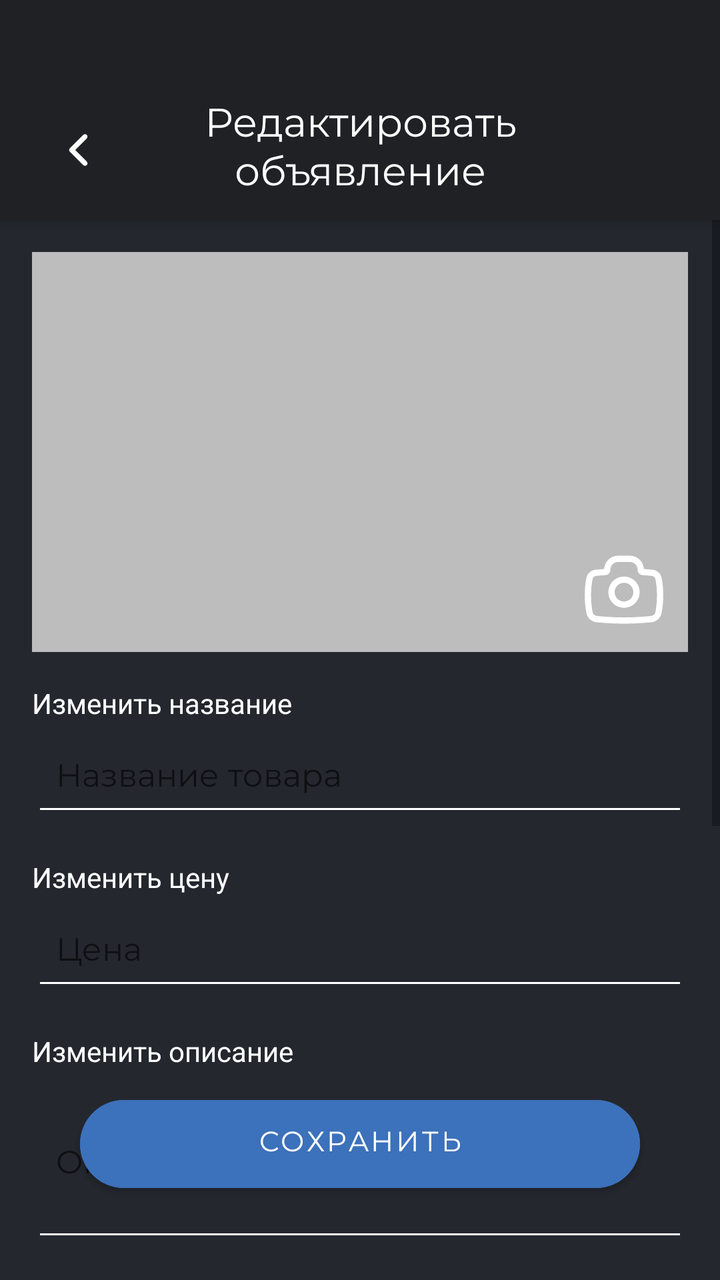
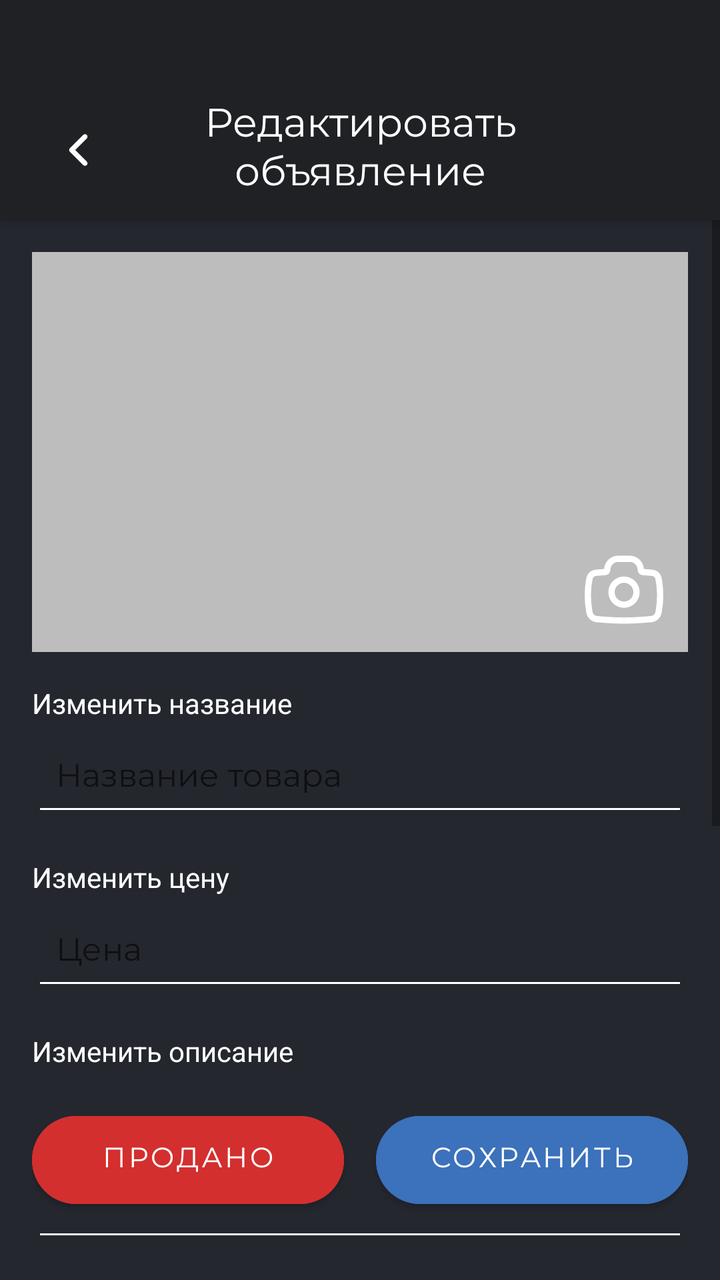

Screens rendered from an Android XML layout before and after an edit, with the pre-edit source and the edit as a unified diff.
<!-- AndroidManifest.xml: application theme Theme.FEFUMARKET -->
<!-- res/layout/activity_edit_post.xml -->
<?xml version="1.0" encoding="utf-8"?>
<androidx.coordinatorlayout.widget.CoordinatorLayout
    xmlns:android="http://schemas.android.com/apk/res/android"
    xmlns:app="http://schemas.android.com/apk/res-auto"
    android:layout_width="match_parent"
    android:layout_height="match_parent"
    android:background="@color/bg">

    
    <LinearLayout
        android:id="@+id/topBar"
        android:layout_width="match_parent"
        android:layout_height="110dp"
        android:orientation="horizontal"
        android:paddingTop="40dp"
        android:paddingHorizontal="16dp"
        android:gravity="center_vertical"
        android:background="@color/bottom_bar_bg"
        android:elevation="4dp"
        android:layout_gravity="top">

        <ImageButton
            android:id="@+id/btnBack"
            android:layout_width="48dp"
            android:layout_height="48dp"
            android:background="?attr/selectableItemBackgroundBorderless"
            android:src="@drawable/ic_arrow_back"
            android:contentDescription="@string/back"
            android:scaleType="centerInside"
            app:tint="@color/white" />

        <TextView
            android:layout_width="0dp"
            android:layout_height="wrap_content"
            android:layout_weight="1"
            android:text="@string/edit_post"
            android:textColor="@color/white"
            android:textSize="20sp"
            android:gravity="center"
            android:fontFamily="@font/montserrat_regular"/>

        <View
            android:layout_width="48dp"
            android:layout_height="48dp" />
    </LinearLayout>

    
    <ScrollView
        android:id="@+id/scrollView"
        android:layout_width="match_parent"
        android:layout_height="match_parent"
        android:layout_marginTop="110dp"
        android:clipToPadding="false"
        android:paddingBottom="90dp">

        <LinearLayout
            android:layout_width="match_parent"
            android:layout_height="wrap_content"
            android:orientation="vertical"
            android:padding="16dp">

            
            <FrameLayout
                android:layout_width="match_parent"
                android:layout_height="200dp"
                android:layout_marginBottom="16dp">

                <androidx.viewpager2.widget.ViewPager2
                    android:id="@+id/photoPager"
                    android:layout_width="match_parent"
                    android:layout_height="match_parent"
                    android:background="@color/light_gray"/>

                <ImageButton
                    android:id="@+id/btnAddPhoto"
                    android:layout_width="48dp"
                    android:layout_height="48dp"
                    android:layout_gravity="end|bottom"
                    android:layout_margin="8dp"
                    android:background="?attr/selectableItemBackgroundBorderless"
                    android:src="@drawable/ic_camera"
                    android:contentDescription="@string/change_photo"
                    app:tint="@color/white"/>
            </FrameLayout>

            
            <TextView
                android:layout_width="match_parent"
                android:layout_height="wrap_content"
                android:text="Изменить название"
                android:textColor="@color/white"
                android:textSize="14sp"
                android:layout_marginBottom="4dp"/>

            <EditText
                android:id="@+id/etTitle"
                android:layout_width="match_parent"
                android:layout_height="wrap_content"
                android:hint="@string/title_hint"
                android:inputType="text"
                android:autofillHints="name"
                android:padding="12dp"
                android:textColor="@color/white"
                android:textSize="16sp"
                android:backgroundTint="@color/white"
                android:layout_marginBottom="16dp"
                android:fontFamily="@font/montserrat_regular"/>

            
            <TextView
                android:layout_width="match_parent"
                android:layout_height="wrap_content"
                android:text="Изменить цену"
                android:textColor="@color/white"
                android:textSize="14sp"
                android:layout_marginBottom="4dp"/>

            <EditText
                android:id="@+id/etPrice"
                android:layout_width="match_parent"
                android:layout_height="wrap_content"
                android:hint="@string/price_hint"
                android:inputType="number"
                android:autofillHints="postalCode"
                android:padding="12dp"
                android:textColor="@color/white"
                android:textSize="16sp"
                android:backgroundTint="@color/white"
                android:layout_marginBottom="16dp"
                android:fontFamily="@font/montserrat_regular"/>

            
            <TextView
                android:layout_width="match_parent"
                android:layout_height="wrap_content"
                android:text="Изменить описание"
                android:textColor="@color/white"
                android:textSize="14sp"
                android:layout_marginBottom="4dp"/>

            <EditText
                android:id="@+id/etDescription"
                android:layout_width="match_parent"
                android:layout_height="wrap_content"
                android:hint="@string/description_hint"
                android:inputType="textMultiLine"
                android:autofillHints="none"
                android:minLines="3"
                android:padding="12dp"
                android:textColor="@color/white"
                android:textSize="16sp"
                android:backgroundTint="@color/white"
                android:layout_marginBottom="16dp"
                android:fontFamily="@font/montserrat_regular"/>

            
            <TextView
                android:layout_width="match_parent"
                android:layout_height="wrap_content"
                android:text="Изменить корпус"
                android:textColor="@color/white"
                android:textSize="14sp"
                android:layout_marginBottom="4dp"
                android:fontFamily="@font/montserrat_regular"/>

            <Spinner
                android:id="@+id/spinnerDorm"
                android:layout_width="match_parent"
                android:layout_height="wrap_content"
                android:backgroundTint="@color/white"
                android:popupBackground="@color/white"
                android:layout_marginBottom="25dp"/>

            
            <TextView
                android:layout_width="match_parent"
                android:layout_height="wrap_content"
                android:text="Изменить категорию"
                android:textColor="@color/white"
                android:textSize="14sp"
                android:layout_marginBottom="4dp"
                android:fontFamily="@font/montserrat_regular"/>

            <Spinner
                android:id="@+id/spinnerCategory"
                android:layout_width="match_parent"
                android:layout_height="wrap_content"
                android:backgroundTint="@color/white"
                android:popupBackground="@color/white"
                android:layout_marginBottom="25dp"/>

            
            <TextView
                android:layout_width="match_parent"
                android:layout_height="wrap_content"
                android:text="Изменить состояние"
                android:textColor="@color/white"
                android:textSize="14sp"
                android:layout_marginBottom="4dp"
                android:fontFamily="@font/montserrat_regular"/>

            <Spinner
                android:id="@+id/spinnerCondition"
                android:layout_width="match_parent"
                android:layout_height="wrap_content"
                android:backgroundTint="@color/white"
                android:popupBackground="@color/white"
                android:layout_marginBottom="25dp"/>
        </LinearLayout>
    </ScrollView>

    
    <com.google.android.material.button.MaterialButton
        android:id="@+id/btnSave"
        android:layout_width="match_parent"
        android:layout_height="56dp"
        android:layout_gravity="bottom"
        android:layout_margin="40dp"
        android:text="@string/save"
        android:textColor="@color/text_white"
        android:backgroundTint="@color/button_blue"
        app:cornerRadius="28dp"
        android:fontFamily="@font/montserrat_regular"/>
</androidx.coordinatorlayout.widget.CoordinatorLayout>
<!-- resources referenced by this layout -->
<resources>
  <color name="bg">#24272E</color>
  <color name="bottom_bar_bg">#1F2125</color>
  <color name="button_blue">#3C71BB</color>
  <color name="light_gray">#BDBDBD</color>
  <color name="text_white">#FFFFFF</color>
  <color name="white">#FFFFFF</color>
  <!-- drawable ic_arrow_back (drawable) -->
  <vector xmlns:android="http://schemas.android.com/apk/res/android" android:height="40dp" android:viewportHeight="24" android:viewportWidth="24" android:width="40dp">
        
      <path android:fillColor="#000000" android:fillType="evenOdd" android:pathData="M14.03,7.47C14.323,7.763 14.323,8.237 14.03,8.53L10.561,12L14.03,15.47C14.323,15.763 14.323,16.237 14.03,16.53C13.737,16.823 13.263,16.823 12.97,16.53L8.97,12.53C8.677,12.237 8.677,11.763 8.97,11.47L12.97,7.47C13.263,7.177 13.737,7.177 14.03,7.47Z"/>
      
  </vector>
  <!-- drawable ic_camera (drawable) -->
  <vector xmlns:android="http://schemas.android.com/apk/res/android" android:height="50dp" android:viewportHeight="24" android:viewportWidth="24" android:width="50dp">
        
      <path android:fillColor="#000000" android:fillType="evenOdd" android:pathData="M8.25,13C8.25,10.929 9.929,9.25 12,9.25C14.071,9.25 15.75,10.929 15.75,13C15.75,15.071 14.071,16.75 12,16.75C9.929,16.75 8.25,15.071 8.25,13ZM12,10.75C10.757,10.75 9.75,11.757 9.75,13C9.75,14.243 10.757,15.25 12,15.25C13.243,15.25 14.25,14.243 14.25,13C14.25,11.757 13.243,10.75 12,10.75Z"/>
        
      <path android:fillColor="#000000" android:fillType="evenOdd" android:pathData="M10.616,5.75C9.571,5.75 8.724,6.597 8.724,7.642C8.724,8.308 8.212,8.863 7.549,8.917L5.319,9.098C4.881,9.133 4.521,9.457 4.44,9.889C3.991,12.259 3.957,14.689 4.341,17.07L4.438,17.674C4.53,18.245 4.999,18.679 5.575,18.726L7.518,18.883C10.501,19.126 13.499,19.126 16.482,18.883L18.424,18.726C19.001,18.679 19.47,18.245 19.562,17.674L19.659,17.07C20.043,14.689 20.009,12.259 19.56,9.889C19.479,9.457 19.119,9.133 18.681,9.098L16.451,8.917C15.788,8.863 15.276,8.308 15.276,7.642C15.276,6.597 14.429,5.75 13.384,5.75H10.616ZM7.23,7.438C7.336,5.659 8.811,4.25 10.616,4.25H13.384C15.189,4.25 16.664,5.659 16.77,7.438L18.802,7.603C19.913,7.693 20.827,8.514 21.034,9.61C21.515,12.15 21.551,14.755 21.14,17.308L21.043,17.913C20.841,19.165 19.81,20.118 18.546,20.221L16.604,20.379C13.54,20.627 10.46,20.627 7.396,20.379L5.454,20.221C4.19,20.118 3.159,19.165 2.957,17.913L2.86,17.308C2.449,14.755 2.485,12.15 2.966,9.61C3.173,8.514 4.087,7.693 5.198,7.603L7.23,7.438Z"/>
      
  </vector>
  <string name="back">Назад</string>
  <string name="change_photo">Изменить фото</string>
  <string name="description_hint">Описание</string>
  <string name="edit_post">Редактировать объявление</string>
  <string name="price_hint">Цена</string>
  <string name="save">Сохранить</string>
  <string name="title_hint">Название товара</string>
  <style name="Theme.FEFUMARKET" parent="Theme.MaterialComponents.DayNight.NoActionBar">
          <item name="colorPrimary">@color/bg</item>
          <item name="colorPrimaryVariant">@color/bg</item>
          <item name="colorOnPrimary">@android:color/white</item>
          <item name="colorSecondary">@color/teal_200</item>
          <item name="colorSecondaryVariant">@color/teal_700</item>
          <item name="colorOnSecondary">@android:color/black</item>
          <item name="android:statusBarColor">@android:color/transparent</item>
      </style>
  <color name="teal_200">#03DAC5</color>
  <color name="teal_700">#018786</color>
</resources>

<!-- the commit's change to res/layout/activity_edit_post.xml (unified diff, before → after) -->
@@ -210,15 +210,42 @@
     </ScrollView>
 
     
-    <com.google.android.material.button.MaterialButton
-        android:id="@+id/btnSave"
+    <LinearLayout
         android:layout_width="match_parent"
-        android:layout_height="56dp"
+        android:layout_height="wrap_content"
         android:layout_gravity="bottom"
-        android:layout_margin="40dp"
-        android:text="@string/save"
-        android:textColor="@color/text_white"
-        android:backgroundTint="@color/button_blue"
-        app:cornerRadius="28dp"
-        android:fontFamily="@font/montserrat_regular"/>
+        android:orientation="horizontal"
+        android:paddingHorizontal="16dp"
+        android:paddingBottom="32dp"
+        android:gravity="center"
+        android:weightSum="2"
+        android:background="#00000000">
+
+        
+        <com.google.android.material.button.MaterialButton
+            android:id="@+id/btnSold"
+            android:layout_width="0dp"
+            android:layout_height="56dp"
+            android:layout_weight="1"
+            android:text="@string/sold"
+            android:textColor="@color/text_white"
+            android:backgroundTint="@color/red"
+            app:cornerRadius="28dp"
+            android:fontFamily="@font/montserrat_regular"
+            android:layout_marginEnd="8dp"/>
+
+        
+        <com.google.android.material.button.MaterialButton
+            android:id="@+id/btnSave"
+            android:layout_width="0dp"
+            android:layout_height="56dp"
+            android:layout_weight="1"
+            android:text="@string/save"
+            android:textColor="@color/text_white"
+            android:backgroundTint="@color/button_blue"
+            app:cornerRadius="28dp"
+            android:fontFamily="@font/montserrat_regular"
+            android:layout_marginStart="8dp"/>
+    </LinearLayout>
+
 </androidx.coordinatorlayout.widget.CoordinatorLayout>
<!-- resource entries referenced after the edit -->
@@ -4,6 +4,7 @@
   <color name="bottom_bar_bg">#1F2125</color>
   <color name="button_blue">#3C71BB</color>
   <color name="light_gray">#BDBDBD</color>
+  <color name="red">#D32F2F</color>
   <color name="text_white">#FFFFFF</color>
   <color name="white">#FFFFFF</color>
   <!-- drawable ic_arrow_back (drawable) -->
@@ -26,6 +27,7 @@
   <string name="edit_post">Редактировать объявление</string>
   <string name="price_hint">Цена</string>
   <string name="save">Сохранить</string>
+  <string name="sold">Продано</string>
   <string name="title_hint">Название товара</string>
   <style name="Theme.FEFUMARKET" parent="Theme.MaterialComponents.DayNight.NoActionBar">
           <item name="colorPrimary">@color/bg</item>
